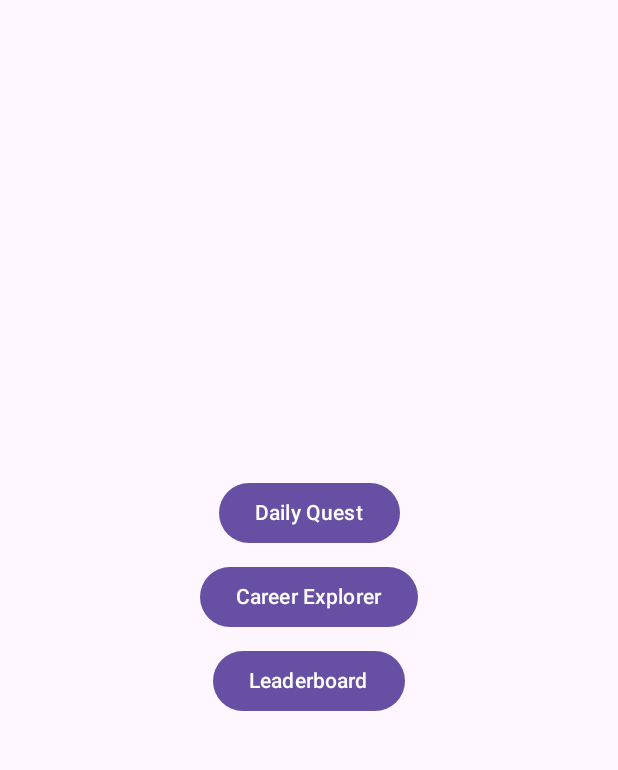
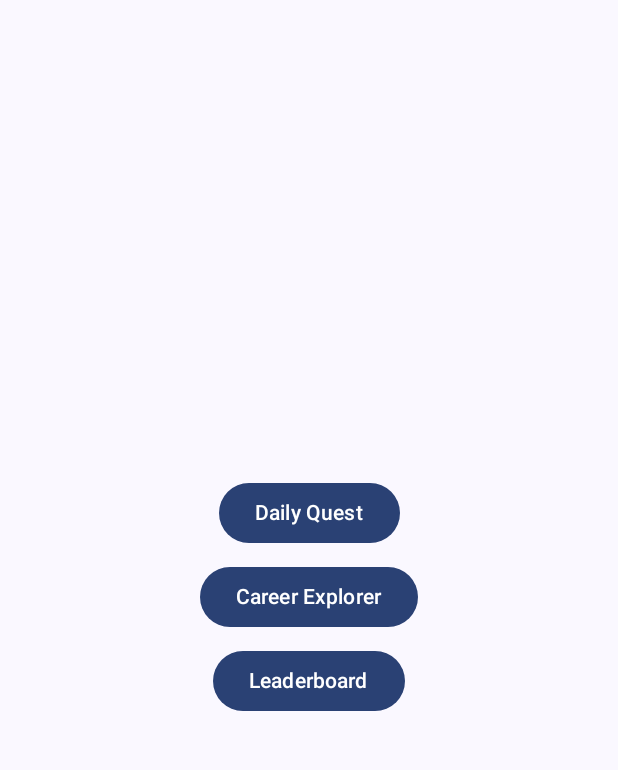
Before and after one commit to ccustodio99/MobileApp, an Android app built with Jetpack Compose: the screen it shows after launch (MainActivity), on a phone screen of 412 x 824 dp, the part 69-839 px from its top. Run offline under Robolectric (Android 15) with nearby library versions, the phone set to English and light mode, and no system bars.

Commit message:
Add Compose Material3 theme

```diff
--- a/app/src/main/kotlin/com/example/leveluplccd/MainActivity.kt
+++ b/app/src/main/kotlin/com/example/leveluplccd/MainActivity.kt
@@ -14,6 +14,7 @@ import androidx.navigation.compose.NavHost
 import androidx.navigation.compose.composable
 import androidx.navigation.compose.rememberNavController
 import androidx.compose.material3.ExperimentalMaterial3Api // Added import
+import com.example.leveluplccd.ui.theme.LevelUpLccdTheme
 
 class MainActivity : ComponentActivity() {
     override fun onCreate(savedInstanceState: Bundle?) {
@@ -24,7 +25,7 @@ class MainActivity : ComponentActivity() {
 
 @Composable
 fun LevelUpLccdApp() {
-    MaterialTheme {
+    LevelUpLccdTheme {
         val navController = rememberNavController()
         NavHost(navController = navController, startDestination = Destinations.Home.route) {
             composable(Destinations.Home.route) {
--- /dev/null
+++ b/app/src/main/kotlin/com/example/leveluplccd/ui/theme/Color.kt
@@ -0,0 +1,11 @@
+package com.example.leveluplccd.ui.theme
+
+import androidx.compose.ui.graphics.Color
+
+val Purple80 = Color(0xFFD0BCFF)
+val PurpleGrey80 = Color(0xFFCCC2DC)
+val Pink80 = Color(0xFFEFB8C8)
+
+val Purple40 = Color(0xFF6650a4)
+val PurpleGrey40 = Color(0xFF625b71)
+val Pink40 = Color(0xFF7D5260)
--- /dev/null
+++ b/app/src/main/kotlin/com/example/leveluplccd/ui/theme/Theme.kt
@@ -0,0 +1,45 @@
+package com.example.leveluplccd.ui.theme
+
+import android.os.Build
+import androidx.compose.foundation.isSystemInDarkTheme
+import androidx.compose.material3.MaterialTheme
+import androidx.compose.material3.darkColorScheme
+import androidx.compose.material3.dynamicDarkColorScheme
+import androidx.compose.material3.dynamicLightColorScheme
+import androidx.compose.material3.lightColorScheme
+import androidx.compose.runtime.Composable
+import androidx.compose.ui.platform.LocalContext
+
+private val DarkColorScheme = darkColorScheme(
+    primary = Purple80,
+    secondary = PurpleGrey80,
+    tertiary = Pink80
+)
+
+private val LightColorScheme = lightColorScheme(
+    primary = Purple40,
+    secondary = PurpleGrey40,
+    tertiary = Pink40
+)
+
+@Composable
+fun LevelUpLccdTheme(
+    darkTheme: Boolean = isSystemInDarkTheme(),
+    dynamicColor: Boolean = true,
+    content: @Composable () -> Unit
+) {
+    val colorScheme = when {
+        dynamicColor && Build.VERSION.SDK_INT >= Build.VERSION_CODES.S -> {
+            val context = LocalContext.current
+            if (darkTheme) dynamicDarkColorScheme(context) else dynamicLightColorScheme(context)
+        }
+        darkTheme -> DarkColorScheme
+        else -> LightColorScheme
+    }
+
+    MaterialTheme(
+        colorScheme = colorScheme,
+        typography = Typography,
+        content = content
+    )
+}
--- /dev/null
+++ b/app/src/main/kotlin/com/example/leveluplccd/ui/theme/Typography.kt
@@ -0,0 +1,6 @@
+package com.example.leveluplccd.ui.theme
+
+import androidx.compose.material3.Typography
+
+// Set of Material typography styles to start with
+val Typography = Typography()
--- a/app/src/main/res/values-night/themes.xml
+++ /dev/null
@@ -1,16 +0,0 @@
-<resources xmlns:tools="http://schemas.android.com/tools">
-    <!-- Base application theme. -->
-    <style name="Theme.LevelUpLccd" parent="Theme.MaterialComponents.DayNight.DarkActionBar">
-        <!-- Primary brand color. -->
-        <item name="colorPrimary">@color/purple_200</item>
-        <item name="colorPrimaryVariant">@color/purple_700</item>
-        <item name="colorOnPrimary">@color/black</item>
-        <!-- Secondary brand color. -->
-        <item name="colorSecondary">@color/teal_200</item>
-        <item name="colorSecondaryVariant">@color/teal_200</item>
-        <item name="colorOnSecondary">@color/black</item>
-        <!-- Status bar color. -->
-        <item name="android:statusBarColor">?attr/colorPrimaryVariant</item>
-        <!-- Customize your theme here. -->
-    </style>
-</resources>
--- a/app/src/main/res/values/themes.xml
+++ b/app/src/main/res/values/themes.xml
@@ -1,16 +1,5 @@
-<resources xmlns:tools="http://schemas.android.com/tools">
-    <!-- Base application theme. -->
-    <style name="Theme.LevelUpLccd" parent="Theme.MaterialComponents.DayNight.DarkActionBar">
-        <!-- Primary brand color. -->
-        <item name="colorPrimary">@color/purple_500</item>
-        <item name="colorPrimaryVariant">@color/purple_700</item>
-        <item name="colorOnPrimary">@color/white</item>
-        <!-- Secondary brand color. -->
-        <item name="colorSecondary">@color/teal_200</item>
-        <item name="colorSecondaryVariant">@color/teal_700</item>
-        <item name="colorOnSecondary">@color/black</item>
-        <!-- Status bar color. -->
-        <item name="android:statusBarColor">?attr/colorPrimaryVariant</item>
+<resources>
+    <style name="Theme.LevelUpLccd" parent="Theme.Material3.DayNight.NoActionBar">
         <!-- Customize your theme here. -->
     </style>
 </resources>
```
